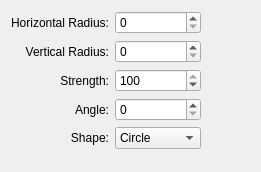
First picture: the form in krita/plugins/filters/blur/wdgblur.ui, repository KDE/krita, before the edit.
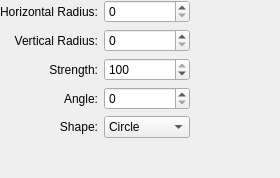
Second picture: the form after the edit. Custom widgets are drawn as their Qt base class.

Patch:
```diff
--- a/krita/plugins/filters/blur/wdgblur.ui
+++ b/krita/plugins/filters/blur/wdgblur.ui
@@ -6,11 +6,14 @@
    <rect>
     <x>0</x>
     <y>0</y>
-    <width>261</width>
-    <height>172</height>
+    <width>280</width>
+    <height>178</height>
    </rect>
   </property>
   <layout class="QGridLayout" name="gridLayout">
+   <property name="margin">
+    <number>0</number>
+   </property>
    <item row="0" column="0">
     <widget class="QLabel" name="textLabel1">
      <property name="text">
```
